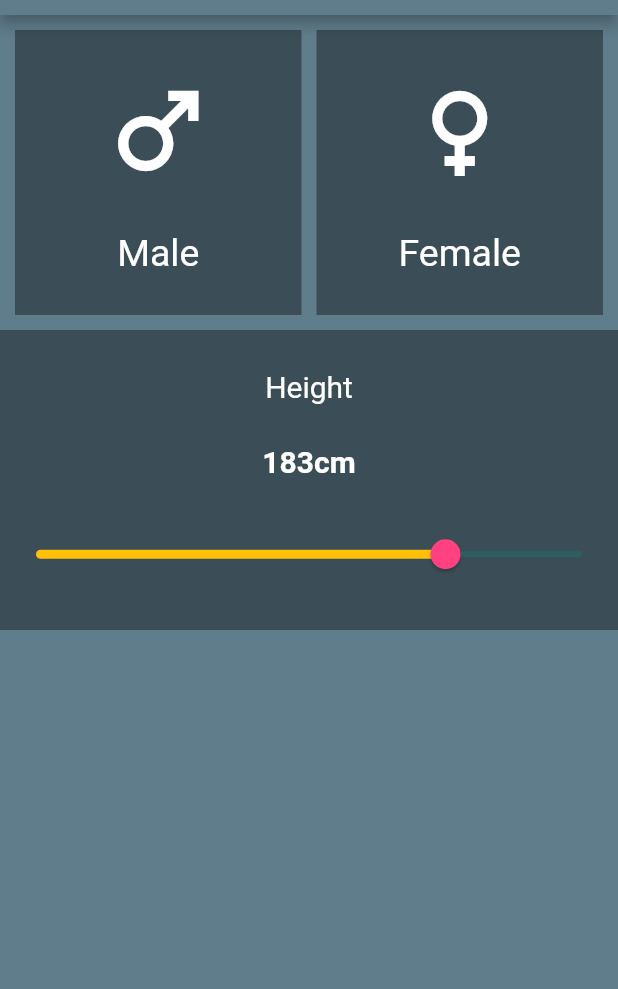
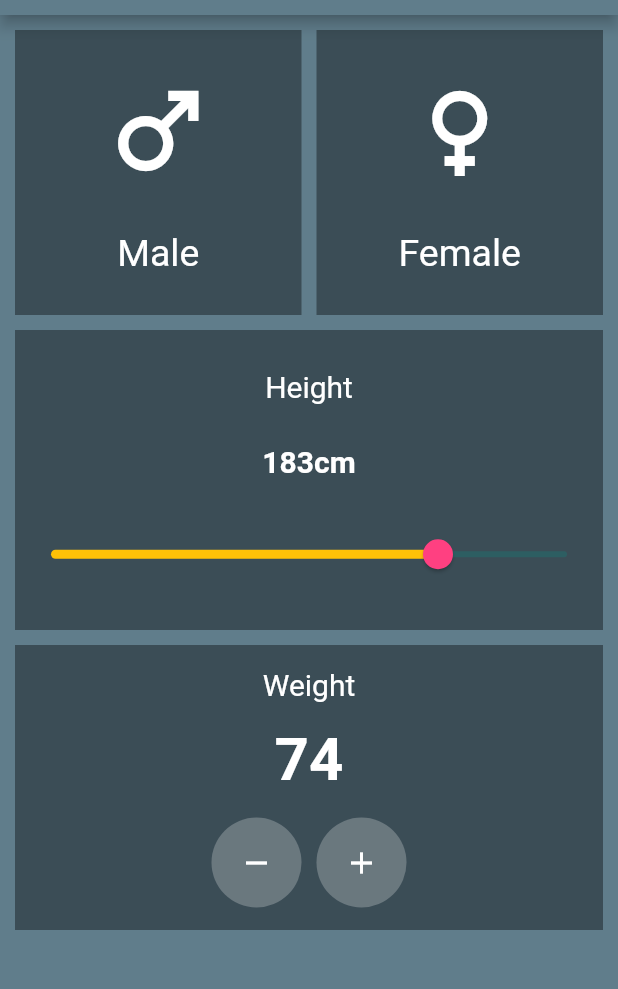
Before and after one commit to UdeepaSandakal/bmi, a Flutter app: the screen it shows after launch, on a phone screen of 412 x 824 dp, the part 69-1058 px from its top. Run offline on Flutter 3.47's test engine with Material 2 defaults, Android fonts, the phone set to English and light mode, and no system bars.

Commit message:
creating Weight component

```diff
--- a/lib/bmi_veiw.dart
+++ b/lib/bmi_veiw.dart
@@ -81,7 +81,10 @@ class _BMIViewState extends State<BMIView> {
               ],
             ),
           ),
-          Container(
+          Padding(
+            padding: const EdgeInsets.symmetric(
+                horizontal: 10.0), // This will only make padding right & left
+            child: Container(
               height: 200,
               width: double.infinity,
               color: Colors.black38,
@@ -110,6 +113,60 @@ class _BMIViewState extends State<BMIView> {
                 ],
               ),
             ),
+          ),
+          Padding(
+            padding: const EdgeInsets.all(10.0),
+            child: Row(
+              children: [
+                Expanded(
+                  child: Container(
+                    height: 190,
+                    color: Colors.black38,
+                    child: Column(
+                      mainAxisAlignment: MainAxisAlignment.spaceEvenly,
+                      children: [
+                        Text(
+                          'Weight',
+                          style: TextStyle(fontSize: 20.0, color: Colors.white),
+                        ),
+                        Text(
+                          '74', //Just hard coded now,will be back
+                          style: TextStyle(
+                              fontSize: 40.0,
+                              color: Colors.white,
+                              fontWeight: FontWeight.bold),
+                        ),
+                        Row(
+                          mainAxisAlignment: MainAxisAlignment.center,
+                          children: [
+                            CircleAvatar(
+                              backgroundColor: Colors.white24,
+                              radius: 30.0,
+                              child: Icon(
+                                Icons.remove,
+                                color: Colors.white,
+                              ),
+                            ),
+                            SizedBox(
+                              width: 10.0,
+                            ),
+                            CircleAvatar(
+                              backgroundColor: Colors.white24,
+                              radius: 30.0,
+                              child: Icon(
+                                Icons.add,
+                                color: Colors.white,
+                              ),
+                            ),
+                          ],
+                        ),
+                      ],
+                    ),
+                  ),
+                ),
+              ],
+            ),
+          ),
         ],
       ),
     );
```
Lines whose indentation alone changed are shown as unchanged.
